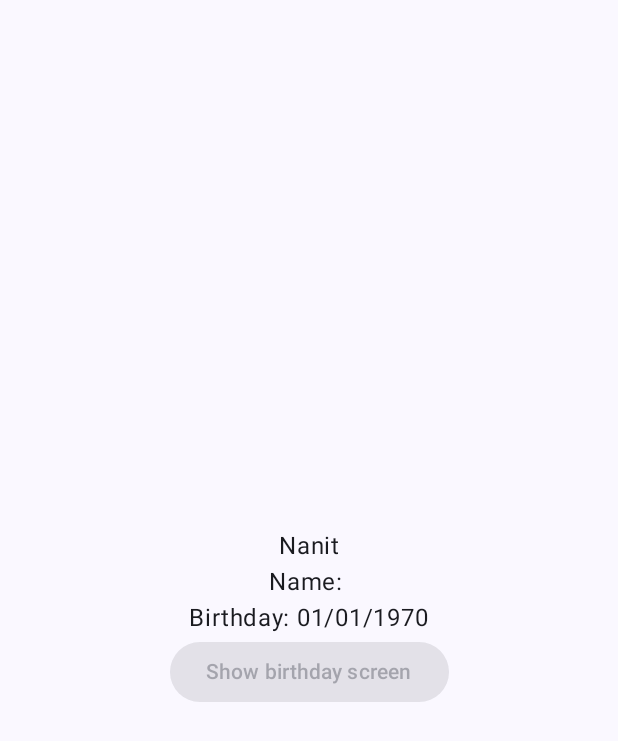
After one commit to irockk/NanitTest, an Android app built with Jetpack Compose: the composable DetailsScreen shown on its own in the app's theme, on a phone screen of 412 x 824 dp. The commit adds this screen. Shown: the top 741 px of the screen. Run offline under Robolectric (Android 15) with nearby library versions, the phone set to English and light mode, and no system bars.

Commit message:
Add details screen. Display app title, name, birthday and button on it. Add constants and dimens files.

```diff
--- /dev/null
+++ b/app/src/main/java/com/example/nanit/core/Constants.kt
@@ -0,0 +1,5 @@
+package com.example.nanit.core
+
+object Constants {
+    const val EMPTY_STRING = ""
+}
--- /dev/null
+++ b/app/src/main/java/com/example/nanit/core/DateUtil.kt
@@ -0,0 +1,14 @@
+package com.example.nanit.core
+
+import java.text.SimpleDateFormat
+import java.util.Date
+import java.util.Locale
+
+fun Long?.toFormatedDate(): String {
+    return if (this == null) Constants.EMPTY_STRING
+    else {
+        val date = Date(this)
+        val simpleDateFormat = SimpleDateFormat("MM/dd/yyyy", Locale.getDefault())
+        simpleDateFormat.format(date)
+    }
+}
--- /dev/null
+++ b/app/src/main/java/com/example/nanit/feature/details/presenation/DetailsScreen.kt
@@ -0,0 +1,36 @@
+package com.example.nanit.feature.details.presenation
+
+import androidx.compose.foundation.layout.Arrangement
+import androidx.compose.foundation.layout.Column
+import androidx.compose.foundation.layout.fillMaxSize
+import androidx.compose.foundation.layout.padding
+import androidx.compose.material3.Button
+import androidx.compose.material3.Text
+import androidx.compose.runtime.Composable
+import androidx.compose.ui.Alignment
+import androidx.compose.ui.Modifier
+import com.example.nanit.core.toFormatedDate
+import com.example.nanit.ui.components.getAppTitle
+import com.example.nanit.ui.theme.Dimens
+
+@Composable
+fun DetailsScreen(uiState: DetailsState) {
+    Column(
+        modifier = Modifier
+            .fillMaxSize()
+            .padding(Dimens.screenPadding),
+        horizontalAlignment = Alignment.CenterHorizontally,
+        verticalArrangement = Arrangement.Center
+    ) {
+        Text(text = getAppTitle())
+        Text(text = "Name: ${uiState.name}")
+        Text(text = "Birthday: ${uiState.birthday.toFormatedDate()}")
+
+        Button(
+            onClick = { /*TODO Navigate to birthday screen */ },
+            enabled = uiState.isButtonEnabled
+        ) {
+            Text("Show birthday screen")
+        }
+    }
+}
--- /dev/null
+++ b/app/src/main/java/com/example/nanit/feature/details/presenation/DetailsViewModel.kt
@@ -0,0 +1,23 @@
+package com.example.nanit.feature.details.presenation
+
+import androidx.lifecycle.ViewModel
+import com.example.nanit.core.Constants
+import kotlinx.coroutines.flow.MutableStateFlow
+import kotlinx.coroutines.flow.asStateFlow
+import org.koin.core.annotation.Factory
+
+data class DetailsState(
+    val name: String = Constants.EMPTY_STRING,
+    val birthday: Long? = 0L
+) {
+    val isButtonEnabled: Boolean = name.isNotBlank() && birthday != null
+}
+
+@Factory
+class DetailsViewModel : ViewModel() {
+
+    private val _uiState = MutableStateFlow(DetailsState())
+    val uiState = _uiState.asStateFlow()
+
+
+}
--- /dev/null
+++ b/app/src/main/java/com/example/nanit/ui/components/AppTitle.kt
@@ -0,0 +1,11 @@
+package com.example.nanit.ui.components
+
+import androidx.compose.runtime.Composable
+import androidx.compose.ui.platform.LocalContext
+
+@Composable
+fun getAppTitle(): String {
+    val context = LocalContext.current
+    val appName = context.packageManager.getApplicationLabel(context.applicationInfo)
+    return appName.toString()
+}
--- /dev/null
+++ b/app/src/main/java/com/example/nanit/ui/theme/Dimens.kt
@@ -0,0 +1,15 @@
+package com.example.nanit.ui.theme
+
+import androidx.compose.ui.unit.dp
+
+object Dimens {
+    val screenPadding = 24.dp
+
+    val borderWidth = 2.dp
+    val cornerRadius = 12.dp
+
+    val paddingBig = 24.dp
+    val paddingMedium = 12.dp
+    val paddingSmall = 6.dp
+    val paddingExtraSmall = 4.dp
+}
```
Also changed, not shown: app/src/main/java/com/example/nanit/MainActivity.kt (+3 -4 lines), app/src/main/java/com/example/nanit/feature/details/presenation/DetailsRoute.kt (added, +16 -0 lines).
